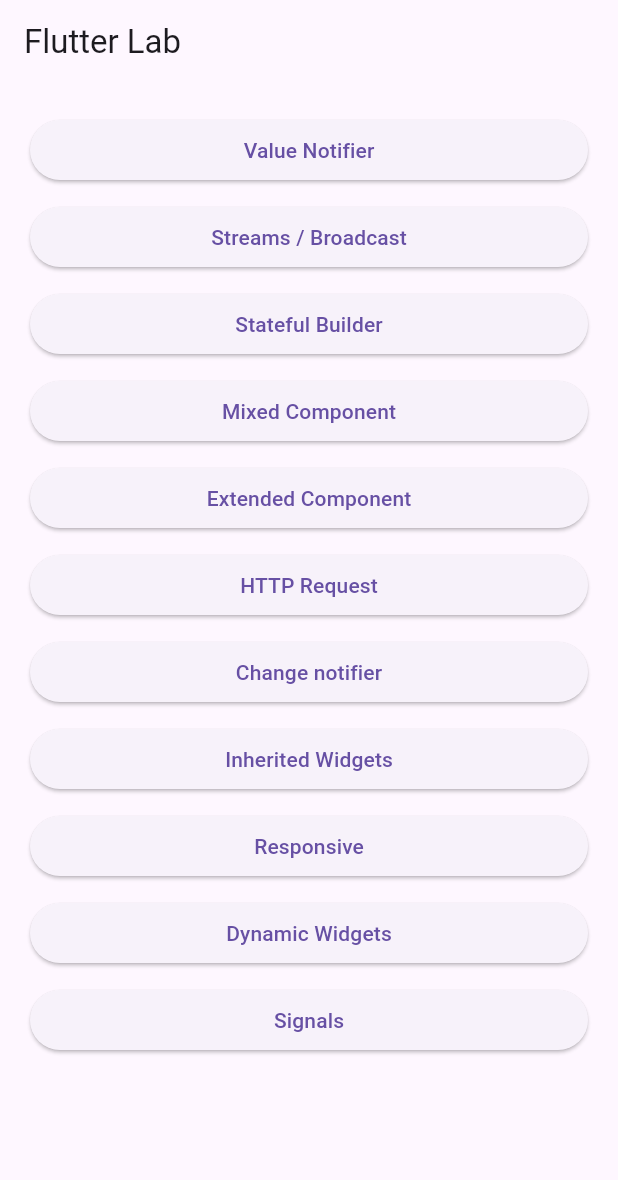
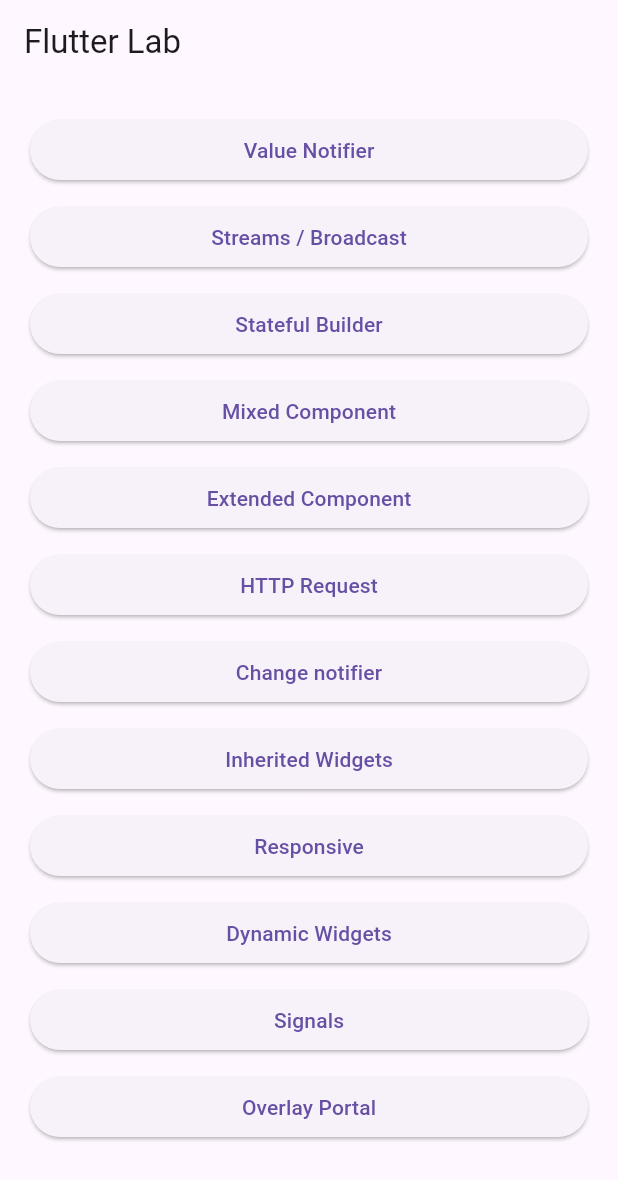
Before and after one commit to carllosnc/flutter_lab, a Flutter app: the screen it shows after launch, on a phone screen of 412 x 824 dp. Shown: the top 1180 px of the screen. Run offline on Flutter 3.47's test engine with Material 3 defaults, Android fonts, the light colour scheme and no system bars; our stand-ins replace go_router, signals.

Commit message:
Add Overlay Portal page

```diff
--- a/lib/home.page.dart
+++ b/lib/home.page.dart
@@ -8,7 +8,7 @@
   Widget build(BuildContext context) {
     return Scaffold(
       appBar: AppBar(title: const Text('Flutter Lab')),
-      body: Padding(
+      body: SingleChildScrollView(
         padding: const EdgeInsets.all(20),
         child: Column(
           children: [
@@ -132,6 +132,17 @@
                 child: Center(child: Text('Signals')),
               ),
             ),
+            const SizedBox(height: 10),
+            ElevatedButton(
+              onPressed: () {
+                context.go('/overlay_portal');
+              },
+              child: const SizedBox(
+                height: 40,
+                width: double.infinity,
+                child: Center(child: Text('Overlay Portal')),
+              ),
+            ),
           ],
         ),
       ),
--- a/lib/routing/router.dart
+++ b/lib/routing/router.dart
@@ -9,6 +9,7 @@
 import '/modules/responsive/responsive_page.dart';
 import '/modules/dynamic_widgets/dynamic_widgets_page.dart';
 import '/modules/signals/signals_page.dart';
+import '/modules/overlay_portal/overlay_portal_page.dart';
 
 import '/home.page.dart';
 import 'package:go_router/go_router.dart';
@@ -73,6 +74,11 @@
         name: 'signals',
         builder: (context, state) => const SignalsPage(),
       ),
+      GoRoute(
+        path: 'overlay_portal',
+        name: 'overlay portal',
+        builder: (context, state) => const OverlayPortalPage(),
+      ),
     ],
   )
 ]);
```
Also changed, not shown: lib/modules/overlay_portal/overlay_portal_page.dart (added, +79 -0 lines).
